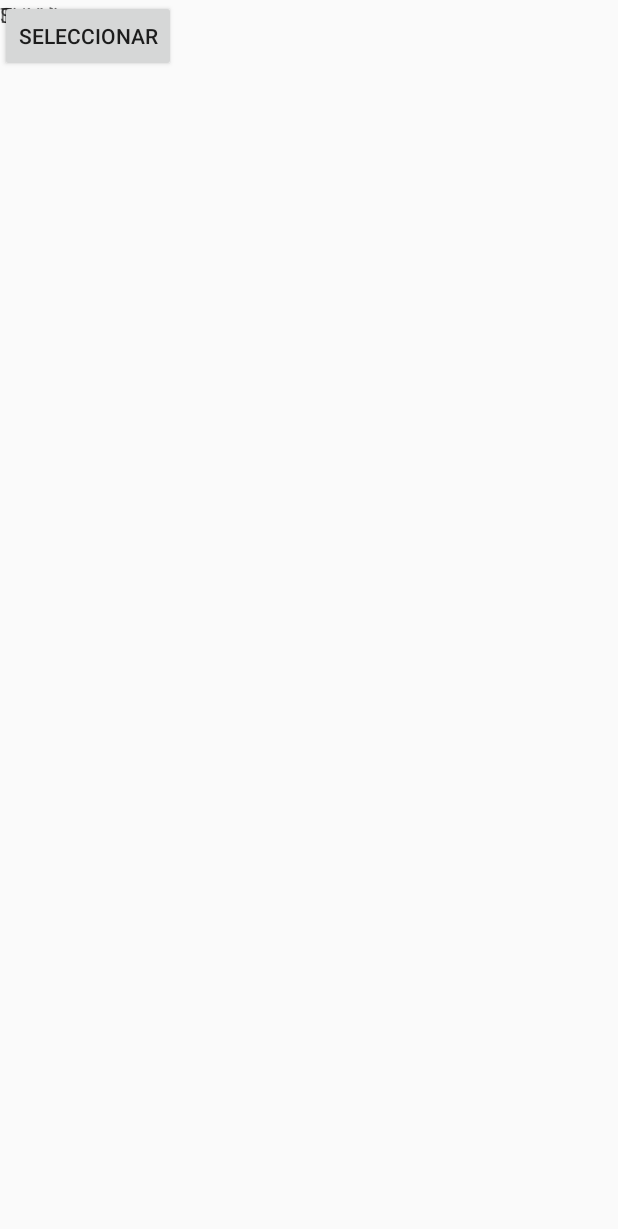
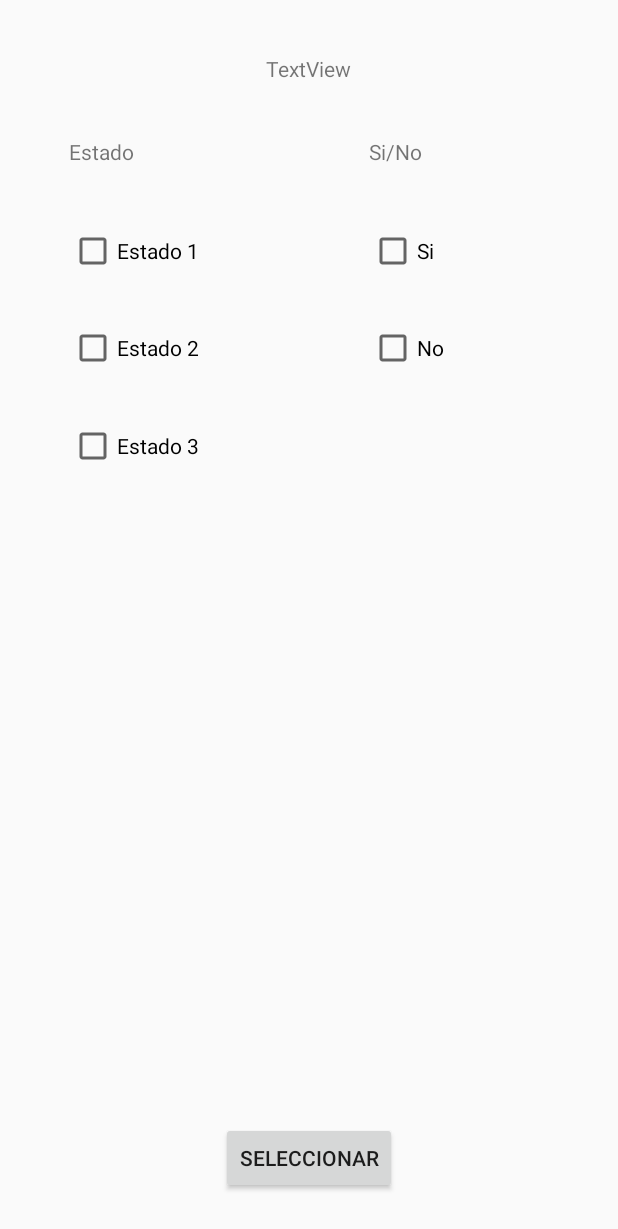
Before and after one commit to Josemi/AVC-TFG, an Android app: the layout activity_estado.xml on its own in the app's theme, with its tools: preview values and no code run, on a phone screen of 412 x 824 dp. Shown: the top 1229 px of the screen. Run offline under Robolectric (Android 15) with nearby library versions, the phone set to English and light mode, and no system bars.

Commit message:
Cambios en EstadoActivity y enlazadas las pantallas
Cambios en EstadoActivity y enlazadas las pantallas #30

```diff
--- a/app/AplicacionGSAudios/app/src/main/AndroidManifest.xml
+++ b/app/AplicacionGSAudios/app/src/main/AndroidManifest.xml
@@ -12,6 +12,7 @@
         android:roundIcon="@mipmap/ic_launcher_round"
         android:supportsRtl="true"
         android:theme="@style/AppTheme">
+        <activity android:name=".EstadoActivity"></activity>
         <activity android:name=".MainActivity">
             <intent-filter>
                 <action android:name="android.intent.action.MAIN" />
@@ -21,7 +22,6 @@
         </activity>
         <activity android:name=".GrabarActivity" />
         <activity android:name=".OpcionesActivity" />
-        <activity android:name=".EstadoActivity"></activity>
     </application>
 
 </manifest>
--- a/app/AplicacionGSAudios/app/src/main/java/com/example/josemi/aplicacingsaudios/EstadoActivity.java
+++ b/app/AplicacionGSAudios/app/src/main/java/com/example/josemi/aplicacingsaudios/EstadoActivity.java
@@ -23,14 +23,14 @@ public class EstadoActivity extends AppCompatActivity {
         setContentView(R.layout.activity_estado);
         setRequestedOrientation(ActivityInfo.SCREEN_ORIENTATION_LOCKED); //Lock de la pantalla en vertical
 
+        paciente = getIntent().getExtras().getString("paciente");
+
         texto = findViewById(R.id.texto);
         texto.setText("Seleccione el/los estados para el paciente: " + paciente);
 
         es1 = findViewById(R.id.es1);
         es2 = findViewById(R.id.es2);
         es3 = findViewById(R.id.es3);
-        es4 = findViewById(R.id.es4);
-        es5 = findViewById(R.id.es5);
         si = findViewById(R.id.si);
         no = findViewById(R.id.no);
 
@@ -40,6 +40,7 @@ public class EstadoActivity extends AppCompatActivity {
             @Override
             public void onClick(View v) {
                 Toast.makeText(getApplicationContext(),"Pulsado el Botón de Seleccionar",Toast.LENGTH_LONG).show();
+                finish();
             }
         });
     }
--- a/app/AplicacionGSAudios/app/src/main/java/com/example/josemi/aplicacingsaudios/GrabarActivity.java
+++ b/app/AplicacionGSAudios/app/src/main/java/com/example/josemi/aplicacingsaudios/GrabarActivity.java
@@ -1,5 +1,6 @@
 package com.example.josemi.aplicacingsaudios;
 
+import android.content.Intent;
 import android.content.pm.ActivityInfo;
 import android.media.MediaRecorder;
 import android.os.Environment;
@@ -25,6 +26,8 @@ public class GrabarActivity extends AppCompatActivity {
         setContentView(R.layout.activity_grabar);
         setRequestedOrientation(ActivityInfo.SCREEN_ORIENTATION_LOCKED); //Lock de la pantalla en vertical
 
+        paciente = getIntent().getExtras().getString("paciente");
+
         //Inicializamos los botonoes y el EditText
         play = findViewById(R.id.play);
         stop = findViewById(R.id.stop);
@@ -42,6 +45,7 @@ public class GrabarActivity extends AppCompatActivity {
         //Ponemos que no se puedan clickear los botones de stop y de play
         stop.setEnabled(false);
         play.setEnabled(false);
+        selec.setEnabled(false);
 
         //Inicializamos el MediaRecorder
         audioRec = new MediaRecorder();
@@ -63,6 +67,7 @@ public class GrabarActivity extends AppCompatActivity {
                 record.setEnabled(true);
                 play.setEnabled(true);
                 stop.setEnabled(false);
+                selec.setEnabled(true);
             }
         });
 
@@ -77,6 +82,7 @@ public class GrabarActivity extends AppCompatActivity {
             @Override
             public void onClick(View v) {
                 Toast.makeText(getApplicationContext(),"Pulsado el Botón de Seleccionar",Toast.LENGTH_LONG).show();
+                finish();
             }
         });
     }
--- a/app/AplicacionGSAudios/app/src/main/java/com/example/josemi/aplicacingsaudios/MainActivity.java
+++ b/app/AplicacionGSAudios/app/src/main/java/com/example/josemi/aplicacingsaudios/MainActivity.java
@@ -1,6 +1,7 @@
 package com.example.josemi.aplicacingsaudios;
 
 import android.Manifest;
+import android.content.Intent;
 import android.content.pm.ActivityInfo;
 import android.content.pm.PackageManager;
 import android.support.v4.content.ContextCompat;
@@ -17,6 +18,7 @@ public class MainActivity extends AppCompatActivity implements AdapterView.OnIte
 
     private Button grabar,opciones,estado,enviar;
     private Spinner sp;
+    private String paciente;
 
     @Override
     protected void onCreate(Bundle savedInstanceState) {
@@ -46,6 +48,9 @@ public class MainActivity extends AppCompatActivity implements AdapterView.OnIte
             @Override
             public void onClick(View v) {
                 Toast.makeText(getApplicationContext(),"Pulsado Botón de Grabar",Toast.LENGTH_LONG).show();
+                Intent intent = new Intent(MainActivity.this,GrabarActivity.class);
+                intent.putExtra("paciente", paciente);
+                startActivity(intent);
                 opciones.setEnabled(true);
             }
         });
@@ -54,6 +59,9 @@ public class MainActivity extends AppCompatActivity implements AdapterView.OnIte
             @Override
             public void onClick(View v) {
                 Toast.makeText(getApplicationContext(),"Pulsado Botón de Opciones",Toast.LENGTH_LONG).show();
+                Intent intent = new Intent(MainActivity.this,OpcionesActivity.class);
+                intent.putExtra("paciente", paciente);
+                startActivity(intent);
                 estado.setEnabled(true);
             }
         });
@@ -62,6 +70,9 @@ public class MainActivity extends AppCompatActivity implements AdapterView.OnIte
             @Override
             public void onClick(View v) {
                 Toast.makeText(getApplicationContext(),"Pulsado Botón de Estado/s",Toast.LENGTH_LONG).show();
+                Intent intent = new Intent(MainActivity.this,EstadoActivity.class);
+                intent.putExtra("paciente", paciente);
+                startActivity(intent);
                 enviar.setEnabled(true);
             }
         });
@@ -97,8 +108,8 @@ public class MainActivity extends AppCompatActivity implements AdapterView.OnIte
      */
     @Override
     public void onItemSelected(AdapterView<?> parent, View view, int position, long id) {
-        String p = parent.getItemAtPosition(position).toString();
-        Toast.makeText(parent.getContext(),"El paciente seleccionado es: " + p,Toast.LENGTH_LONG).show();
+        paciente = parent.getItemAtPosition(position).toString();
+        Toast.makeText(parent.getContext(),"El paciente seleccionado es: " + paciente,Toast.LENGTH_LONG).show();
         grabar.setEnabled(true);
     }
 
--- a/app/AplicacionGSAudios/app/src/main/java/com/example/josemi/aplicacingsaudios/OpcionesActivity.java
+++ b/app/AplicacionGSAudios/app/src/main/java/com/example/josemi/aplicacingsaudios/OpcionesActivity.java
@@ -26,6 +26,8 @@ public class OpcionesActivity extends AppCompatActivity implements AdapterView.O
         setContentView(R.layout.activity_opciones);
         setRequestedOrientation(ActivityInfo.SCREEN_ORIENTATION_LOCKED); //Lock de la pantalla en vertical
 
+        paciente = getIntent().getExtras().getString("paciente");
+
         texto = findViewById(R.id.texto);
         texto.setText("Seleccione los apartados y opciones para el paciente: " + paciente);
 
@@ -47,6 +49,7 @@ public class OpcionesActivity extends AppCompatActivity implements AdapterView.O
             @Override
             public void onClick(View v) {
                 Toast.makeText(getApplicationContext(),"Pulsado el Botón de Seleccionar",Toast.LENGTH_LONG).show();
+                finish();
             }
         });
 
--- a/app/AplicacionGSAudios/app/src/main/res/layout/activity_estado.xml
+++ b/app/AplicacionGSAudios/app/src/main/res/layout/activity_estado.xml
@@ -1,5 +1,5 @@
 <?xml version="1.0" encoding="utf-8"?>
-<android.support.constraint.ConstraintLayout xmlns:android="http://schemas.android.com/apk/res/android"
+<RelativeLayout xmlns:android="http://schemas.android.com/apk/res/android"
     xmlns:app="http://schemas.android.com/apk/res-auto"
     xmlns:tools="http://schemas.android.com/tools"
     android:layout_width="match_parent"
@@ -10,88 +10,90 @@
         android:id="@+id/texto"
         android:layout_width="wrap_content"
         android:layout_height="wrap_content"
+        android:layout_alignParentTop="true"
+        android:layout_centerHorizontal="true"
+        android:layout_marginTop="36dp"
         android:text="TextView"
-        tools:layout_editor_absoluteX="162dp"
-        tools:layout_editor_absoluteY="16dp" />
+        tools:layout_editor_absoluteX="163dp"
+        tools:layout_editor_absoluteY="25dp" />
+
+    <Button
+        android:id="@+id/seleccionar"
+        android:layout_width="wrap_content"
+        android:layout_height="wrap_content"
+        android:layout_marginTop="36dp"
+        android:layout_alignParentBottom="true"
+        android:layout_centerHorizontal="true"
+        android:layout_marginBottom="28dp"
+        android:text="Seleccionar" />
 
     <TextView
-        android:id="@+id/estados"
+        android:id="@+id/estado"
         android:layout_width="wrap_content"
         android:layout_height="wrap_content"
-        android:text="Estados"
-        tools:layout_editor_absoluteX="31dp"
-        tools:layout_editor_absoluteY="42dp" />
+        android:layout_alignParentTop="true"
+        android:layout_alignParentStart="true"
+        android:layout_marginTop="91dp"
+        android:layout_marginStart="46dp"
+        android:text="Estado" />
 
     <TextView
         android:id="@+id/sino"
         android:layout_width="wrap_content"
         android:layout_height="wrap_content"
-        android:text="Si/No"
-        tools:layout_editor_absoluteX="257dp"
-        tools:layout_editor_absoluteY="42dp" />
+        android:layout_alignParentTop="true"
+        android:layout_alignParentStart="true"
+        android:layout_marginStart="246dp"
+        android:layout_marginTop="91dp"
+        android:text="Si/No"/>
 
     <CheckBox
         android:id="@+id/es1"
         android:layout_width="wrap_content"
         android:layout_height="wrap_content"
-        android:text="Estado 1"
-        tools:layout_editor_absoluteX="31dp"
-        tools:layout_editor_absoluteY="87dp" />
+        android:layout_alignParentStart="true"
+        android:layout_alignParentTop="true"
+        android:layout_marginStart="46dp"
+        android:layout_marginTop="151dp"
+        android:text="Estado 1" />
+
+    <CheckBox
+        android:id="@+id/si"
+        android:layout_width="wrap_content"
+        android:layout_height="wrap_content"
+        android:layout_alignParentStart="true"
+        android:layout_alignParentTop="true"
+        android:layout_marginStart="246dp"
+        android:layout_marginTop="151dp"
+        android:text="Si"/>
+
+    <CheckBox
+        android:id="@+id/no"
+        android:layout_width="wrap_content"
+        android:layout_height="wrap_content"
+        android:layout_alignParentTop="true"
+        android:layout_marginStart="246dp"
+        android:layout_marginTop="216dp"
+        android:text="No" />
 
     <CheckBox
         android:id="@+id/es2"
         android:layout_width="wrap_content"
         android:layout_height="wrap_content"
-        android:text="Estado 2"
-        tools:layout_editor_absoluteX="31dp"
-        tools:layout_editor_absoluteY="147dp" />
+        android:layout_alignParentTop="true"
+        android:layout_marginStart="46dp"
+        android:layout_marginTop="216dp"
+        android:text="Estado 2" />
 
     <CheckBox
         android:id="@+id/es3"
         android:layout_width="wrap_content"
         android:layout_height="wrap_content"
-        android:text="Estado 3"
-        tools:layout_editor_absoluteX="31dp"
-        tools:layout_editor_absoluteY="203dp" />
+        android:layout_alignParentTop="true"
+        android:layout_marginStart="46dp"
+        android:layout_marginTop="281dp"
+        android:text="Estado 3" />
 
-    <CheckBox
-        android:id="@+id/es4"
-        android:layout_width="wrap_content"
-        android:layout_height="wrap_content"
-        android:text="Estado 4"
-        tools:layout_editor_absoluteX="31dp"
-        tools:layout_editor_absoluteY="268dp" />
 
-    <CheckBox
-        android:id="@+id/es5"
-        android:layout_width="wrap_content"
-        android:layout_height="wrap_content"
-        android:text="Estado 5"
-        tools:layout_editor_absoluteX="31dp"
-        tools:layout_editor_absoluteY="335dp" />
 
-    <CheckBox
-        android:id="@+id/si"
-        android:layout_width="wrap_content"
-        android:layout_height="wrap_content"
-        android:text="Si"
-        tools:layout_editor_absoluteX="257dp"
-        tools:layout_editor_absoluteY="85dp" />
-
-    <CheckBox
-        android:id="@+id/no"
-        android:layout_width="wrap_content"
-        android:layout_height="wrap_content"
-        android:text="No"
-        tools:layout_editor_absoluteX="255dp"
-        tools:layout_editor_absoluteY="145dp" />
-
-    <Button
-        android:id="@+id/seleccionar"
-        android:layout_width="wrap_content"
-        android:layout_height="wrap_content"
-        android:text="Seleccionar"
-        tools:layout_editor_absoluteX="147dp"
-        tools:layout_editor_absoluteY="405dp" />
-
-</android.support.constraint.ConstraintLayout>
+</RelativeLayout>
```
